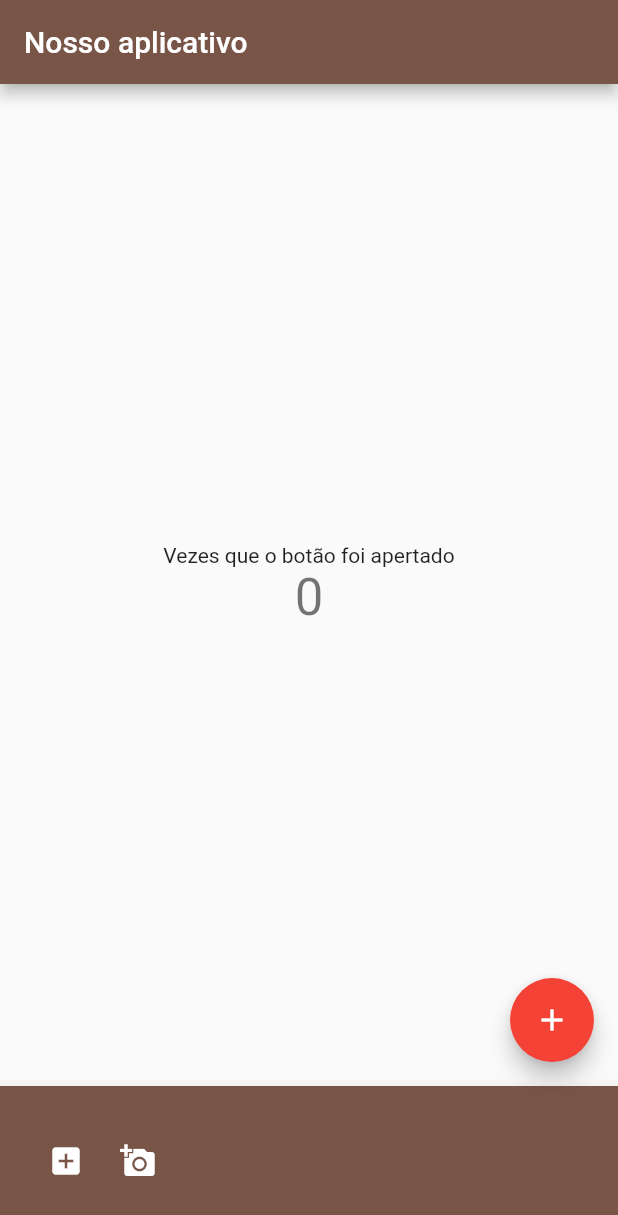
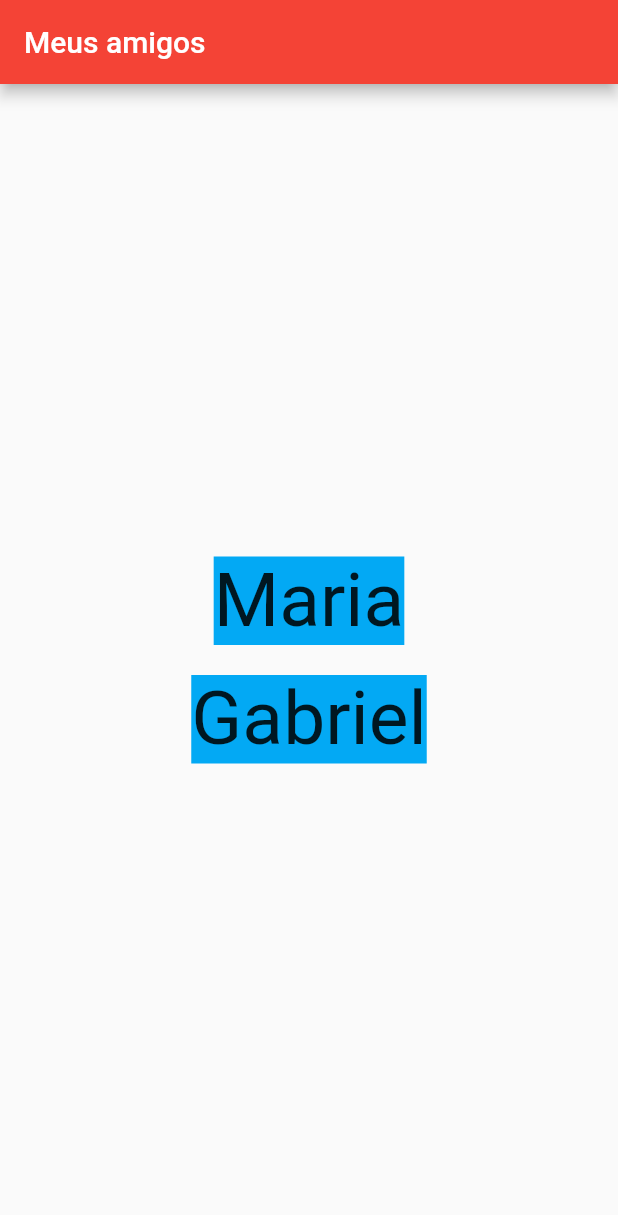
Before and after one commit to AntonyGuilherme/flutter, a Flutter app: the screen it shows after launch, on a phone screen of 412 x 824 dp. Shown: the top 1215 px of the screen. Run offline on Flutter 3.47's test engine with Material 2 defaults, Android fonts, the phone set to English and light mode, and no system bars.

Commit message:
Inclusão de vários itens em lista

```diff
--- a/flutter_app/lib/main.dart
+++ b/flutter_app/lib/main.dart
@@ -1,82 +1,38 @@
 import 'package:flutter/material.dart';
 
-void main() => runApp(MyApp());
+void main() {
+  runApp(FriendsApp());
+}
 
-class MyApp extends StatelessWidget {
-
+class FriendsApp extends StatelessWidget {
   @override
   Widget build(BuildContext context) {
     return MaterialApp(
-      title: 'Livro sobre Fultter',
-      home: MyHomePage(),
-    );
-  }
-}
-
-class MyHomePage extends StatefulWidget {
-  _MyHomePageState createState() => _MyHomePageState();
-}
-
-class _MyHomePageState extends State<MyHomePage> {
-
-  /* No Dart tudo que contém underline antes do nome é privado */
-
-  int _counter = 0;
-
-  void _incrementCounter(){
-    setState(() {
-      _counter++;
-    });
-  }
-
-  void alert(String message){
-    print(message);
-  }
-
-  @override
-  Widget build(BuildContext context) {
-    return Scaffold(
+        title: 'My friends',
+        home: Scaffold(
             appBar: AppBar(
-          title: Text('Nosso aplicativo'),
-          backgroundColor: Colors.brown,
+              title: Text('Meus amigos'),
+              backgroundColor: Colors.red,
             ),
             body: Center(
               child: Column(
                 mainAxisAlignment: MainAxisAlignment.center,
-              children: <Widget>[
-                Text('Vezes que o botão foi apertado'),
-                Text('$_counter',style: Theme.of(context).textTheme.display1,)
-              ]
-          ),
-        ),
-        floatingActionButton: FloatingActionButton(
-          onPressed: _incrementCounter,
-          child: Icon(Icons.add),
-          backgroundColor: Colors.red,
-        ),
-      bottomNavigationBar: BottomAppBar(
-        color: Colors.brown,
-        child: Container(
-          height: 100,
-          child: Padding(
-            padding: EdgeInsets.all(20),
-            child: Row(
-              children: <Widget>[
-                IconButton(
-                    icon: Icon(Icons.add_box, color: Colors.white),
-                    onPressed: () { alert('Adcionei qualquer coisa'); }
-                    ),
-                IconButton(
-                    icon: Icon(Icons.add_a_photo, color : Colors.white),
-                    onPressed: () { alert('Adicionei uma foto'); })
-
+                children: [
+                  Padding(
+                      padding: const EdgeInsets.all(10),
+                      child: DecoratedBox(
+                        decoration: BoxDecoration(color: Colors.lightBlue),
+                        child: Text('Maria', style: TextStyle(fontSize: 50)),
+                      )),
+                  Padding(
+                      padding: const EdgeInsets.all(10),
+                      child : DecoratedBox(
+                        decoration: BoxDecoration(color: Colors.lightBlue),
+                        child: Text('Gabriel', style: TextStyle(fontSize: 50),),
+                      )
+                  )
                 ],
               ),
-          ),
-        ),
-      ),
-    );
+            )));
   }
-
-
 }
```
Also changed, not shown: 1 other file. Lines whose indentation alone changed are shown as unchanged.
